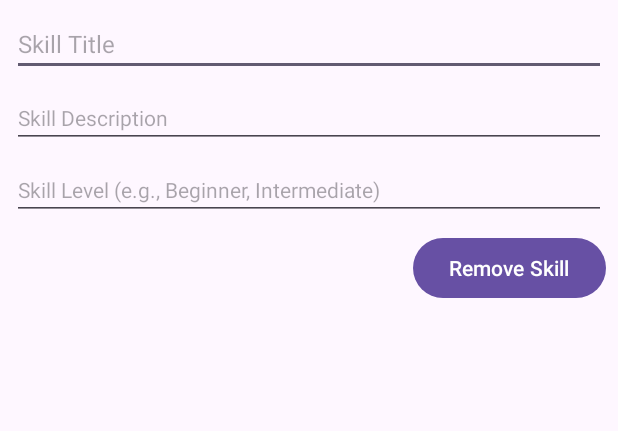
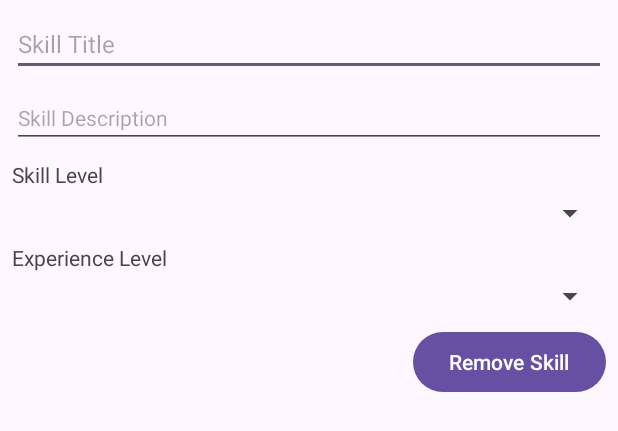
Before and after one commit to MaulikSonagara/CONNECTA, an Android app: the layout item_edit_skill.xml on its own in the app's theme, with its tools: preview values and no code run, on a phone screen of 412 x 824 dp. Shown: the top 431 px of the screen. Run offline under Robolectric (Android 15) with nearby library versions, the phone set to English and light mode, and no system bars.

Commit message:
Skill add with level and experience

```diff
--- a/app/src/main/java/com/example/connecta666620de/EditSkillsFragment.java
+++ b/app/src/main/java/com/example/connecta666620de/EditSkillsFragment.java
@@ -95,7 +95,7 @@ public class EditSkillsFragment extends Fragment {
 
     private void addNewSkill() {
         // Add a new empty skill to the list
-        Skill newSkill = new Skill("", "", "");
+        Skill newSkill = new Skill("", "", "Beginner", "Less than 1 year"); // Default values for skillLevel and experienceLevel
         skillsList.add(newSkill);
         editSkillsAdapter.notifyDataSetChanged(); // Refresh the RecyclerView
     }
--- a/app/src/main/res/layout/item_edit_skill.xml
+++ b/app/src/main/res/layout/item_edit_skill.xml
@@ -21,14 +21,31 @@
         android:textSize="14sp"
         android:layout_marginTop="8dp" />
 
-    <!-- Skill Level -->
-    <EditText
-        android:id="@+id/edit_skill_level"
+    <!-- Skill Level Dropdown -->
+    <TextView
+        android:layout_width="wrap_content"
+        android:layout_height="wrap_content"
+        android:text="Skill Level"
+        android:textSize="14sp"
+        android:layout_marginTop="8dp" />
+    <Spinner
+        android:id="@+id/skill_level_spinner"
         android:layout_width="match_parent"
         android:layout_height="wrap_content"
-        android:hint="Skill Level (e.g., Beginner, Intermediate)"
+        android:layout_marginTop="4dp" />
+
+    <!-- Experience Level Dropdown -->
+    <TextView
+        android:layout_width="wrap_content"
+        android:layout_height="wrap_content"
+        android:text="Experience Level"
         android:textSize="14sp"
         android:layout_marginTop="8dp" />
+    <Spinner
+        android:id="@+id/experience_level_spinner"
+        android:layout_width="match_parent"
+        android:layout_height="wrap_content"
+        android:layout_marginTop="4dp" />
 
     <!-- Remove Skill Button -->
     <Button
```
Also changed, not shown: app/src/main/java/com/example/connecta666620de/model/EditSkillsAdapter.java (+45 -21 lines), app/src/main/java/com/example/connecta666620de/model/Skill.java (+10 -5 lines), app/src/main/res/layout/fragment_edit_skills.xml (+10 -8 lines).
